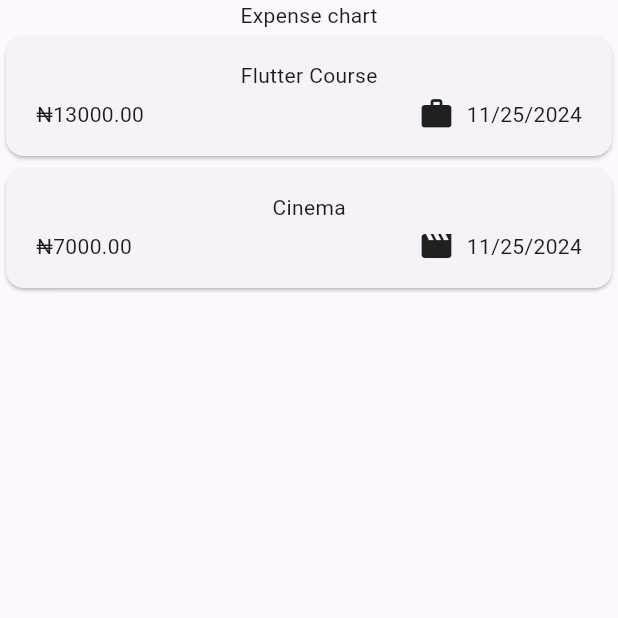
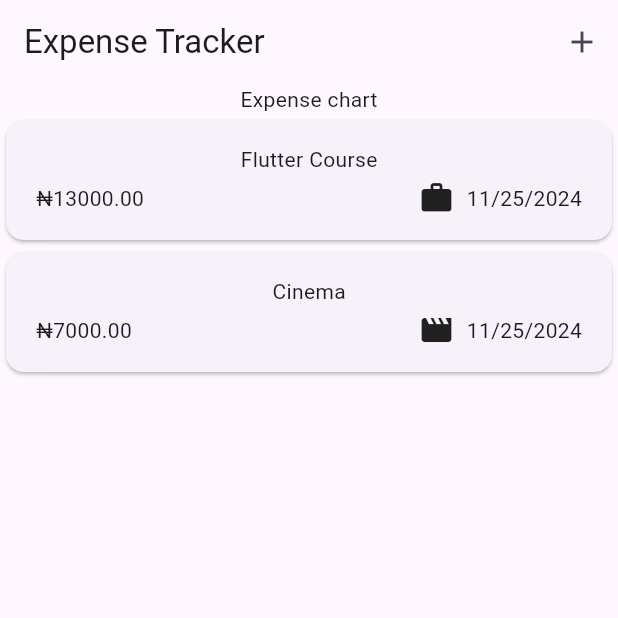
Before and after one commit to imole97/flutter-expense-tracker-, a Flutter app: the screen it shows after launch, on a phone screen of 412 x 824 dp, the top half of it. Run offline on Flutter 3.47's test engine with Material 3 defaults, Android fonts, the phone set to English and light mode, and no system bars.

Commit message:
setup app bar with action button and title

```diff
--- a/lib/widgets/expenses_page.dart
+++ b/lib/widgets/expenses_page.dart
@@ -28,11 +28,17 @@ class _ExpensesPageState extends State<ExpensesPage> {
   @override
   Widget build(BuildContext context) {
     return Scaffold(
+        appBar: AppBar(title: Text('Expense Tracker'), actions: [
+          IconButton(
+            onPressed: () {},
+            icon: const Icon(Icons.add),
+          )
+        ]),
         body: Column(
-      children: [
-        const Text("Expense chart"),
-        Expanded(child: ExpensesList(expenses: _registeredExpenses)),
-      ],
-    ));
+          children: [
+            const Text("Expense chart"),
+            Expanded(child: ExpensesList(expenses: _registeredExpenses)),
+          ],
+        ));
   }
 }
```
